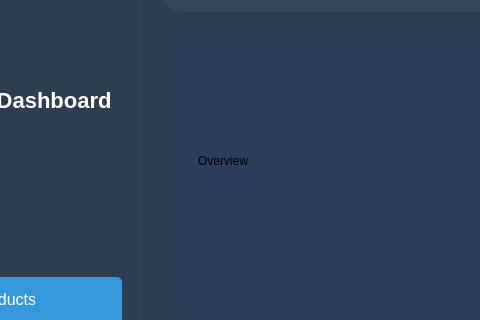
Before: the Qt Designer form views/dashboardwindow/dashboardwindow.ui in sharmabibash/CPP-Project-IMS, drawn with Qt 5; both pictures show x 87 to 567 and y 82 to 402 of the 1000 by 700 pixel window.
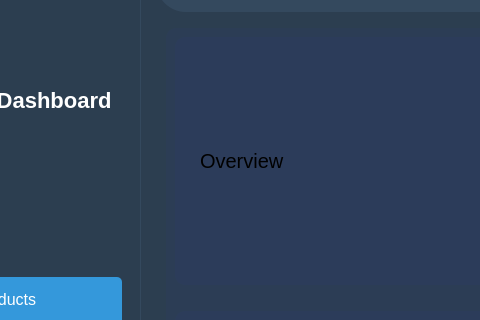
After: the same form once the commit is applied.

```diff
--- a/views/dashboardwindow/dashboardwindow.ui
+++ b/views/dashboardwindow/dashboardwindow.ui
@@ -126,7 +126,7 @@
 
          <!-- Overview Page -->
          <widget class="QWidget" name="overviewPage">
-          <property name="styleSheet"><string notr="true">background-color: #071625ff; border-radius: 10px; margin: 10px; padding: 20px;</string></property>
+          <property name="styleSheet"><string notr="true">background-color: #071625ff; border-radius: 10px; margin: 10px; padding: 20px;font-size:20px;</string></property>
           <layout class="QVBoxLayout" name="overviewLayout">
            <item><widget class="QLabel" name="overviewLabel"><property name="text"><string>Overview</string></property></widget></item>
            <item>
```
